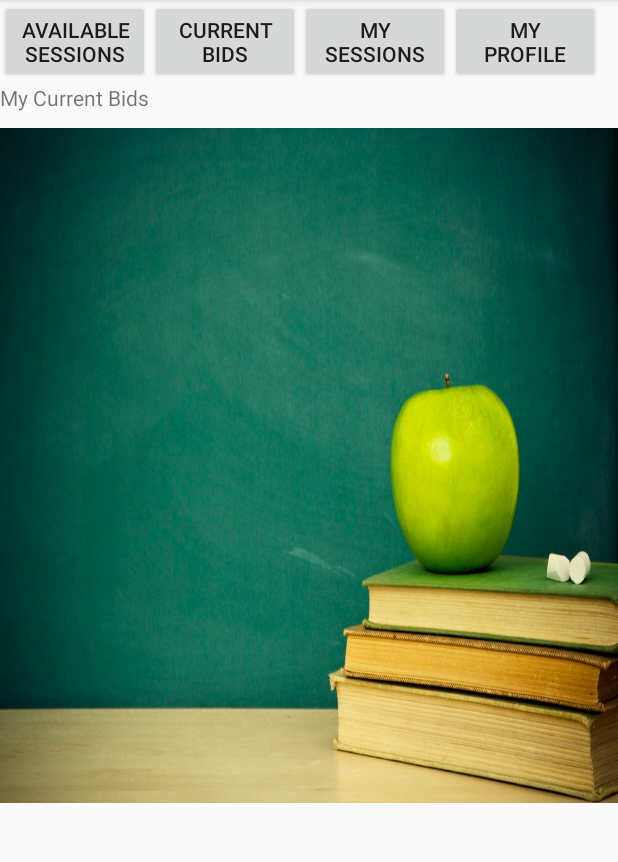
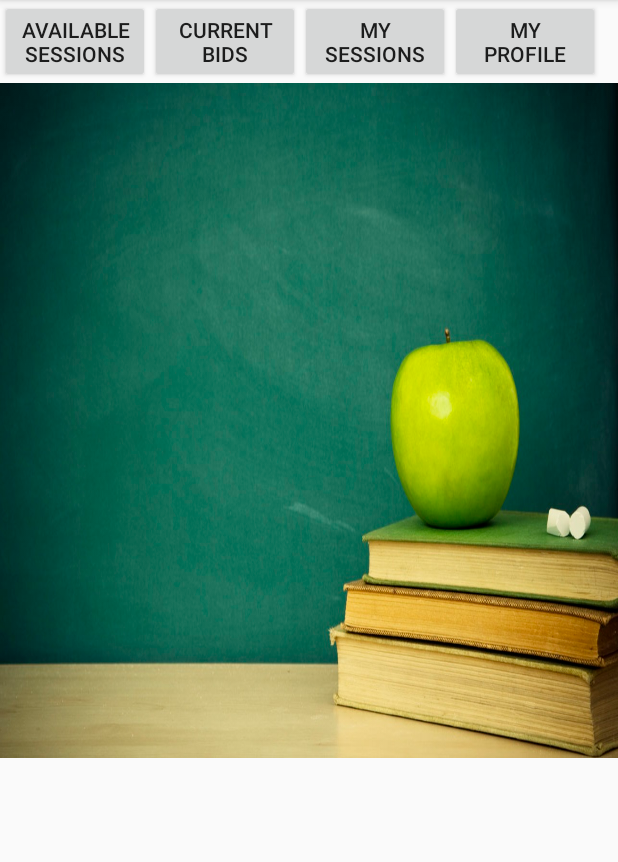
Before and after one commit to CMPUT301W16T07/TeamName, an Android app: the CurrentBidsActivity screen opened directly, with no data from a screen before it, on a phone screen of 412 x 824 dp, the part 84-946 px from its top. Run offline under Robolectric (Android 15) with nearby library versions, the phone set to English and light mode, and no system bars.

Commit message:
Added Custom Current Bids Adapter

```diff
--- a/TutorTrader/app/src/main/java/com/teamname/tutortrader/BidOnSessionActivity.java
+++ b/TutorTrader/app/src/main/java/com/teamname/tutortrader/BidOnSessionActivity.java
@@ -67,7 +67,7 @@ public class BidOnSessionActivity extends MethodsController {
                      */
                     bidvalue = Float.valueOf(bidtext.getText().toString());
                     UUID profileID = currentProfile.getProfileID();
-                    Bid newbid = new Bid(selectedSession.getSessionID(), selectedSession.getTitle(), profileID, bidvalue);
+                    Bid newbid = new Bid(selectedSession.getSessionID(), profileID, bidvalue);
                     selectedSession.addBid(newbid);
                     saveInFile(SESSIONSFILE, sessions);
                     Intent intent = new Intent(BidOnSessionActivity.this, AvailableSessionsActivity.class);
--- a/TutorTrader/app/src/main/java/com/teamname/tutortrader/CurrentBidsActivity.java
+++ b/TutorTrader/app/src/main/java/com/teamname/tutortrader/CurrentBidsActivity.java
@@ -22,7 +22,7 @@ import java.util.logging.MemoryHandler;
 public class CurrentBidsActivity extends MethodsController {
 
     private ListView currentBidsList; // view to display the current bids
-    private ArrayAdapter<Bid> adapter; // current bids adapter
+    private CurrentBidsAdapter adapter; // current bids adapter
 
     @Override
     protected void onCreate(Bundle savedInstanceState) {
@@ -42,8 +42,7 @@ public class CurrentBidsActivity extends MethodsController {
         currentBidsList.setBackgroundResource(R.drawable.apple_righ);
         loadSessions(SESSIONSFILE);
         loadCurrentBids(); // reload the global bids array
-        adapter = new ArrayAdapter<>(this,
-                R.layout.list_colour, bids);
+        adapter = new CurrentBidsAdapter(this, bids);
         currentBidsList.setAdapter(adapter);
         adapter.notifyDataSetChanged();
     }
--- a/TutorTrader/app/src/main/res/layout/current_bids.xml
+++ b/TutorTrader/app/src/main/res/layout/current_bids.xml
@@ -44,11 +44,6 @@
 
     </RelativeLayout>
 
-    <TextView
-        android:layout_width="match_parent"
-        android:layout_height="30dp"
-        android:text="My Current Bids" />
-
     <ListView
         android:layout_width="wrap_content"
         android:id="@+id/currentBidsList"
```
Also changed, not shown: TutorTrader/app/src/main/java/com/teamname/tutortrader/Bid.java (+9 -4 lines), TutorTrader/app/src/main/java/com/teamname/tutortrader/CurrentBidsAdapter.java (+12 -0 lines), TutorTrader/app/src/main/res/layout/current_bids_list_item.xml (+34 -2 lines), TutorTrader/app/src/main/res/layout/available_sessions.xml (indentation only).
